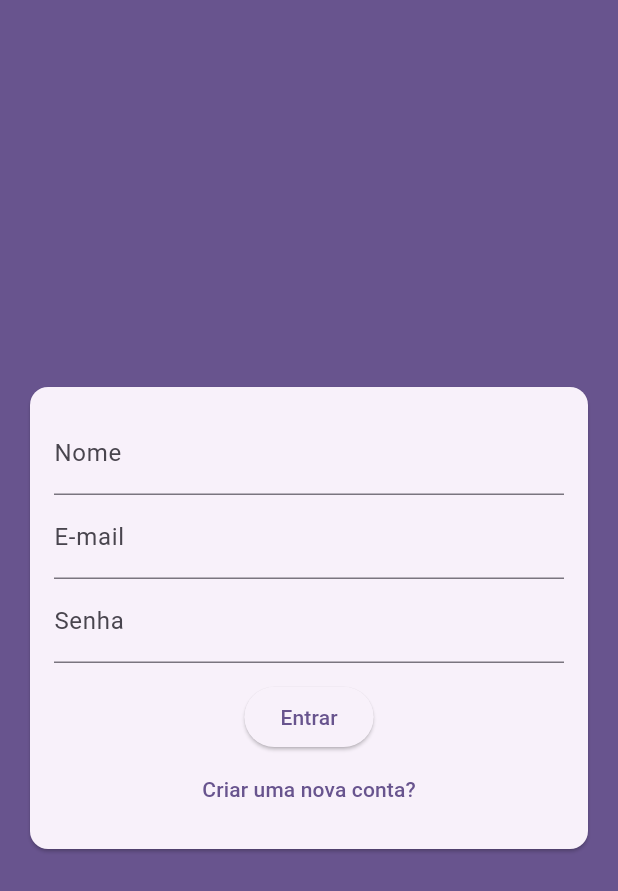
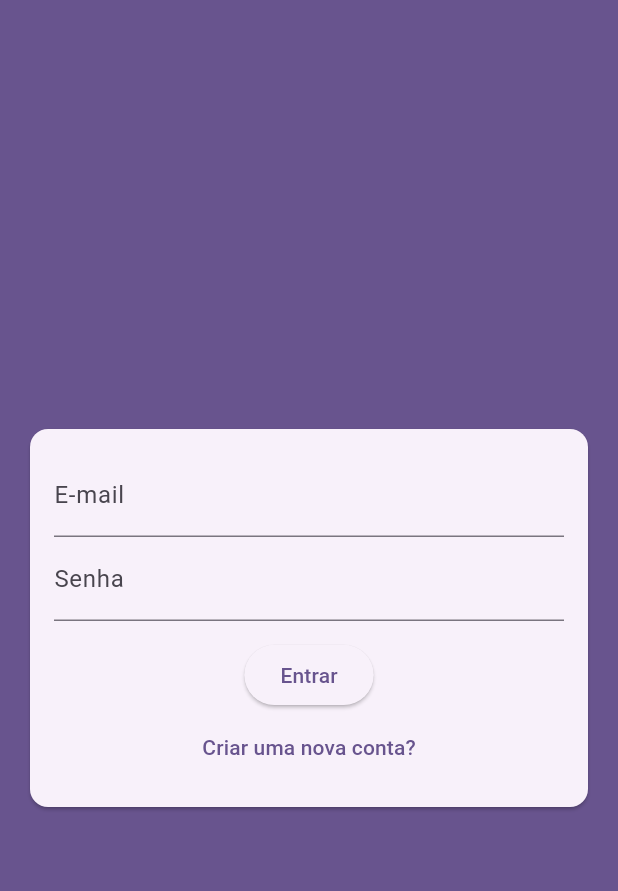
Before and after one commit to CSIRamone/chat, a Flutter app: the screen it shows after launch, after a tap on "Entrar", on a phone screen of 412 x 824 dp. Shown: the top 891 px of the screen. Run offline on Flutter 3.47's test engine with Material 2 defaults, Android fonts, the phone set to English and light mode, and no system bars.

Commit message:
AuthPage#03

```diff
--- a/chat/lib/components/auth_form.dart
+++ b/chat/lib/components/auth_form.dart
@@ -1,7 +1,21 @@
 import 'package:flutter/material.dart';
 
-class AuthForm extends StatelessWidget {
+import '../models/auth_form_data.dart';
+
+class AuthForm extends StatefulWidget {
   const AuthForm({super.key});
+
+  @override
+  State<AuthForm> createState() => _AuthFormState();
+}
+
+class _AuthFormState extends State<AuthForm> {
+  final _formData = AuthFormData();
+  final _formKey = GlobalKey<FormState>();
+
+  void _submit() {
+    _formKey.currentState?.validate();
+  }
 
   @override
   Widget build(BuildContext context) {
@@ -12,24 +26,40 @@ class AuthForm extends StatelessWidget {
         child: Form(
           child: Column(
             children: [
+              if (_formData.isSignup)
+                TextFormField(
+                  key: ValueKey('name'),
+                  initialValue: _formData.name,
+                  onChanged: (name) => _formData.name = name,
+                  decoration: const InputDecoration(labelText: 'Nome'),
+                ),
               TextFormField(
-                decoration: const InputDecoration(labelText: 'Nome'),
-              ),
-              TextFormField(
+                key: ValueKey('email'),
+                initialValue: _formData.email,
+                onChanged: (email) => _formData.email = email,
                 decoration: const InputDecoration(labelText: 'E-mail'),
               ),
               TextFormField(
+                key: ValueKey('password'),
+                initialValue: _formData.password,
+                onChanged: (password) => _formData.password = password,
                 obscureText: true,
                 decoration: const InputDecoration(labelText: 'Senha'),
               ),
               const SizedBox(height: 12),
               ElevatedButton(
-                onPressed: () {},
-                child: const Text('Entrar'),
+                onPressed: _submit,
+                child: Text(_formData.isLogin ? 'Entrar' : 'Cadastrar'),
               ),
               TextButton(
-                onPressed: () {},
-                child: const Text('Criar uma nova conta?'),
+                onPressed: () {
+                  setState(() {
+                    _formData.toggleAuthMode();
+                  });
+                },
+                child: Text(_formData.isLogin
+                    ? 'Criar uma nova conta?'
+                    : 'Já possui conta?'),
               ),
             ],
           ),
```
